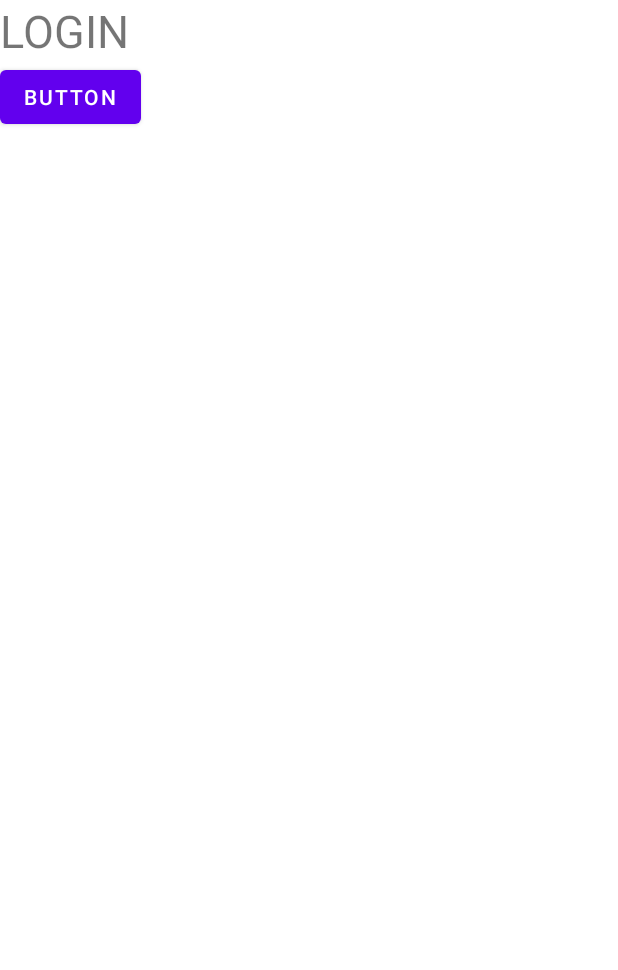
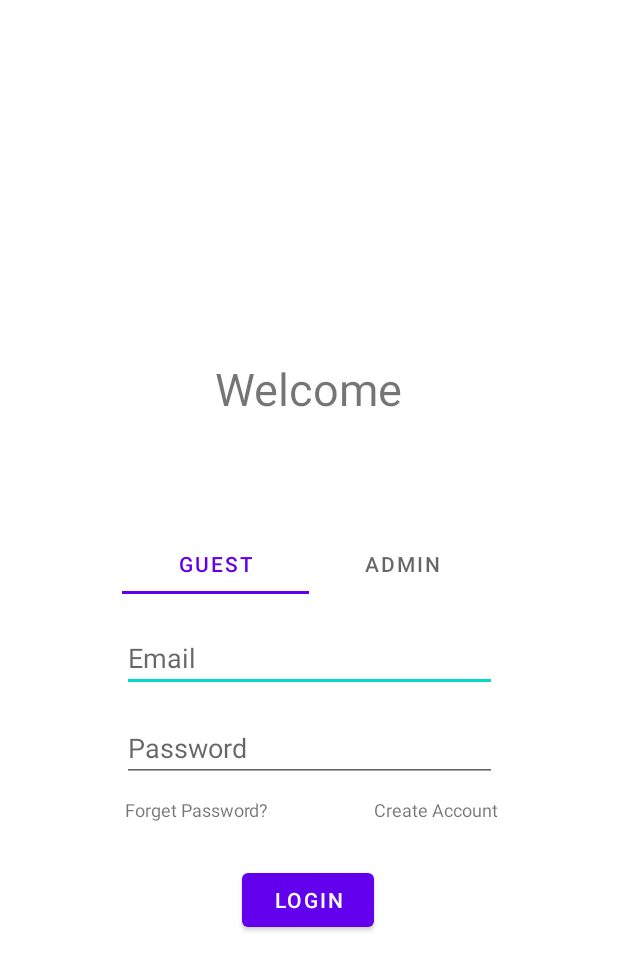
Before and after one commit to Shatishkumar/MJC, an Android app: the screen it shows after launch (MainActivity), on a phone screen of 412 x 824 dp. Shown: the top 970 px of the screen. Run offline under Robolectric (Android 15) with nearby library versions, the phone set to English and light mode, and no system bars; our stand-ins replace navigation-ui.

Commit message:
added register fragment and some string value, changed login code

```diff
--- a/app/src/main/java/com/example/mjc/login/LoginFragment.kt
+++ b/app/src/main/java/com/example/mjc/login/LoginFragment.kt
@@ -21,13 +21,13 @@ class LoginFragment : Fragment() {
 
         val root=inflater.inflate(R.layout.fragment_login, container, false)
 
-        val btnlogin: Button =root.findViewById(R.id.button_login)
-
-
-
-        btnlogin.setOnClickListener {
-            findNavController().navigate(R.id.action_nav_login_to_nav_home)
-        }
+//        val btnlogin: Button =root.findViewById(R.id.button_login)
+//
+//
+//
+//        btnlogin.setOnClickListener {
+//            findNavController().navigate(R.id.action_nav_login_to_nav_home)
+//        }
 
 
         return root
--- a/app/src/main/res/layout/fragment_login.xml
+++ b/app/src/main/res/layout/fragment_login.xml
@@ -1,22 +1,102 @@
 <?xml version="1.0" encoding="utf-8"?>
-<LinearLayout
-    xmlns:android="http://schemas.android.com/apk/res/android"
+<androidx.constraintlayout.widget.ConstraintLayout xmlns:android="http://schemas.android.com/apk/res/android"
+    xmlns:app="http://schemas.android.com/apk/res-auto"
     xmlns:tools="http://schemas.android.com/tools"
-    android:orientation="vertical"
     android:layout_width="match_parent"
     android:layout_height="match_parent"
     tools:context=".login.LoginFragment">
 
     <TextView
-        android:layout_width="match_parent"
+        android:id="@+id/textView4"
+        android:layout_width="wrap_content"
         android:layout_height="wrap_content"
+        android:text="@string/login_Welcome"
         android:textSize="30sp"
-        android:text="LOGIN" />
+        app:layout_constraintBottom_toTopOf="@+id/tabLayout"
+        app:layout_constraintEnd_toEndOf="parent"
+        app:layout_constraintStart_toStartOf="parent"
+        app:layout_constraintTop_toTopOf="parent"
+        app:layout_constraintVertical_bias="0.757" />
+
+    <com.google.android.material.tabs.TabLayout
+        android:id="@+id/tabLayout"
+        android:layout_width="250dp"
+        android:layout_height="40dp"
+        android:layout_marginBottom="20dp"
+        app:layout_constraintBottom_toTopOf="@+id/loginEmail"
+        app:layout_constraintEnd_toEndOf="parent"
+        app:layout_constraintStart_toStartOf="parent">
+
+        <com.google.android.material.tabs.TabItem
+            android:layout_width="wrap_content"
+            android:layout_height="wrap_content"
+            android:text="@string/login_TabLayoutList1" />
+
+        <com.google.android.material.tabs.TabItem
+            android:layout_width="wrap_content"
+            android:layout_height="wrap_content"
+            android:text="@string/login_TabLayoutList2" />
+    </com.google.android.material.tabs.TabLayout>
+
+    <EditText
+        android:id="@+id/loginEmail"
+        android:layout_width="250dp"
+        android:layout_height="wrap_content"
+        android:layout_marginBottom="20dp"
+        android:ems="10"
+        android:hint="@string/login_Email"
+        android:inputType="textEmailAddress"
+        app:layout_constraintBottom_toTopOf="@+id/loginPassword"
+        app:layout_constraintEnd_toEndOf="parent"
+        app:layout_constraintStart_toStartOf="parent"
+        android:importantForAutofill="no" />
+
+    <EditText
+        android:id="@+id/loginPassword"
+        android:layout_width="250dp"
+        android:layout_height="40dp"
+        android:layout_marginBottom="10dp"
+        android:ems="10"
+        android:hint="@string/login_Password"
+        android:inputType="textPassword"
+        app:layout_constraintBottom_toTopOf="@+id/loginForgetPassword"
+        app:layout_constraintEnd_toEndOf="parent"
+        app:layout_constraintStart_toStartOf="parent"
+        android:autofillHints="" />
+
+    <TextView
+        android:id="@+id/loginForgetPassword"
+        android:layout_width="wrap_content"
+        android:layout_height="wrap_content"
+        android:layout_marginEnd="68dp"
+        android:layout_marginBottom="28dp"
+        android:text="@string/login_ForgetPassword"
+        android:textSize="12sp"
+        app:layout_constraintBottom_toTopOf="@+id/loginButton"
+        app:layout_constraintEnd_toStartOf="@+id/loginCreateAccount"
+        app:layout_constraintHorizontal_bias="0.975"
+        app:layout_constraintStart_toStartOf="parent" />
+
+    <TextView
+        android:id="@+id/loginCreateAccount"
+        android:layout_width="wrap_content"
+        android:layout_height="wrap_content"
+        android:layout_marginEnd="80dp"
+        android:layout_marginBottom="28dp"
+        android:text="@string/login_CreateAccount"
+        android:textSize="12sp"
+        app:layout_constraintBottom_toTopOf="@+id/loginButton"
+        app:layout_constraintEnd_toEndOf="parent" />
 
     <Button
-        android:id="@+id/button_login"
+        android:id="@+id/loginButton"
         android:layout_width="wrap_content"
         android:layout_height="wrap_content"
-        android:text="Button" />
+        android:layout_marginBottom="200dp"
+        android:text="@string/login_LoginBtn"
+        app:layout_constraintBottom_toBottomOf="parent"
+        app:layout_constraintEnd_toEndOf="parent"
+        app:layout_constraintHorizontal_bias="0.498"
+        app:layout_constraintStart_toStartOf="parent" />
 
-</LinearLayout>
+</androidx.constraintlayout.widget.ConstraintLayout>
--- a/app/src/main/res/values/strings.xml
+++ b/app/src/main/res/values/strings.xml
@@ -12,6 +12,22 @@
     <string name="menu_slideshow">Slideshow</string>
     <!-- TODO: Remove or change this placeholder text -->
     <string name="hello_blank_fragment">Hello blank fragment</string>
+    <string name="login_ForgetPassword">Forget Password?</string>
+    <string name="login_CreateAccount">Create Account</string>
+    <string name="login_TabLayoutList1">Guest</string>
+    <string name="login_TabLayoutList2">Admin</string>
+    <string name="login_Welcome">Welcome</string>
+    <string name="login_Email">Email</string>
+    <string name="login_Password">Password</string>
+    <string name="login_LoginBtn">Login</string>
+    <string name="register_GuestRegister">Guest Register</string>
+    <string name="register_Username">Username</string>
+    <string name="register_Email">Email</string>
+    <string name="register_PhoneNo">Phone No</string>
+    <string name="register_DOB">DOB</string>
+    <string name="register_Password">Password</string>
+    <string name="register_RegisterBtn">Register</string>
+    <string name="register_CancelBtn">Cancel</string>
 
     <string-array name="Home">
         <item>My Booking</item>
```
Also changed, not shown: app/src/main/java/com/example/mjc/register/register.kt (added, +60 -0 lines), app/src/main/res/layout/fragment_register.xml (added, +113 -0 lines).
